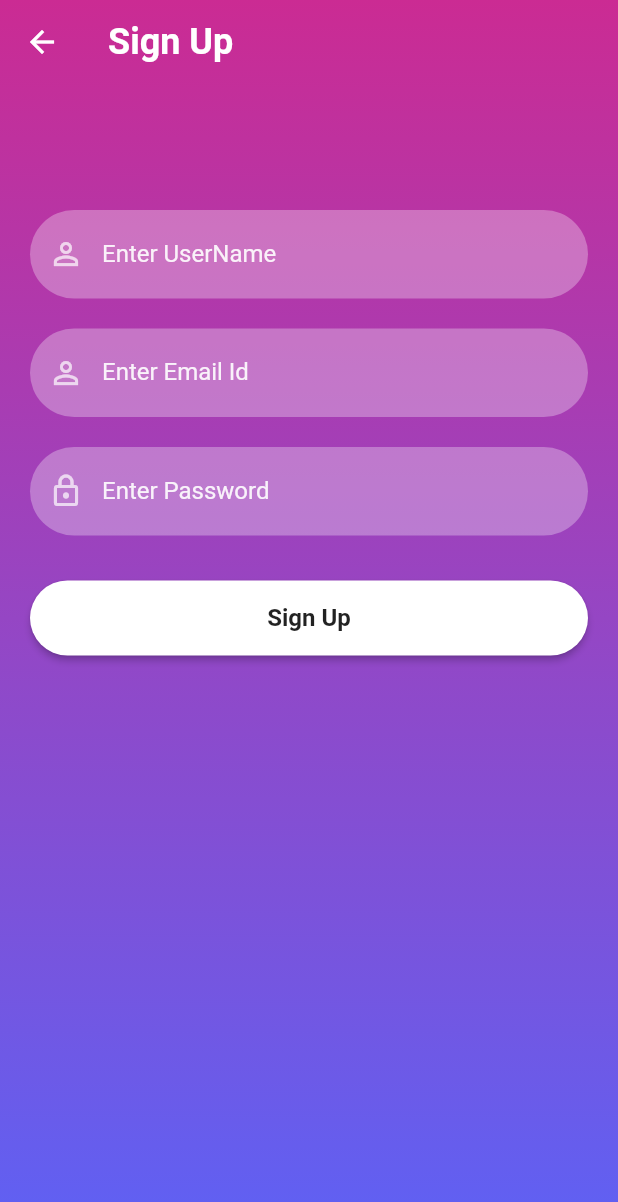
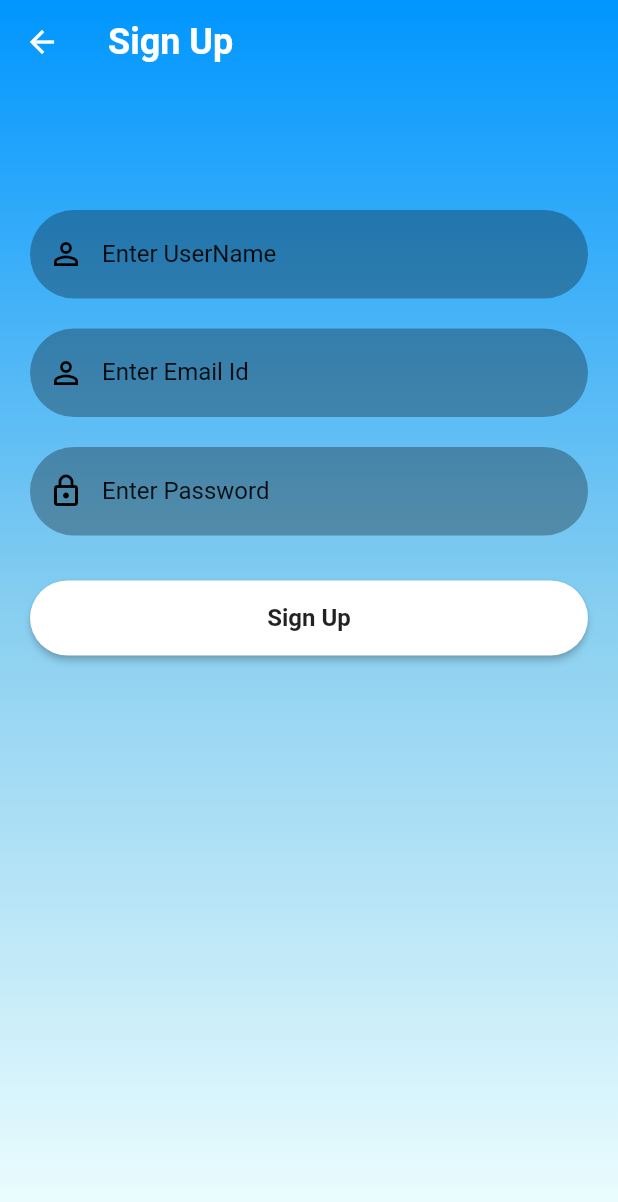
Before and after one commit to shreyash112002/Flutter_App, a Flutter app: the screen it shows after launch, after a tap on "Sign Up", on a phone screen of 412 x 824 dp. Shown: the top 1202 px of the screen. Run offline on Flutter 3.47's test engine with Material 2 defaults, Android fonts, the phone set to English and light mode, and no system bars; our stand-ins replace firebase_auth, firebase_core; accounts and stored records are empty; network calls fail.

```diff
--- a/lib/SigninScreen.dart
+++ b/lib/SigninScreen.dart
@@ -19,7 +19,6 @@ class SigninScreen extends StatefulWidget {
   State<SigninScreen> createState() => _SigninScreenState();
 }
 
-
 class _SigninScreenState extends State<SigninScreen> {
   TextEditingController _passwordTextController = TextEditingController();
   TextEditingController _emailTextController = TextEditingController();
@@ -39,9 +38,9 @@ class _SigninScreenState extends State<SigninScreen> {
         height: MediaQuery.of(context).size.height,
         decoration: BoxDecoration(
             gradient: LinearGradient(colors: [
-          hexStringToColor("CB2B93"),
-          hexStringToColor("9546C4"),
-          hexStringToColor("5E61F4")
+          hexStringToColor("0096FF"),
+          hexStringToColor("89CFF0"),
+          hexStringToColor("F0FFFF")
         ], begin: Alignment.topCenter, end: Alignment.bottomCenter)),
         child: SingleChildScrollView(
           child: Padding(
@@ -84,12 +83,13 @@ class _SigninScreenState extends State<SigninScreen> {
       ),
     );
   }
+
   Row signUpOption() {
     return Row(
       mainAxisAlignment: MainAxisAlignment.center,
       children: [
         const Text("Don't have account?",
-            style: TextStyle(color: Colors.white70)),
+            style: TextStyle(color: Colors.black)),
         GestureDetector(
           onTap: () {
             Navigator.push(context,
@@ -97,7 +97,7 @@ class _SigninScreenState extends State<SigninScreen> {
           },
           child: const Text(
             " Sign Up",
-            style: TextStyle(color: Colors.white, fontWeight: FontWeight.bold),
+            style: TextStyle(color: Colors.black, fontWeight: FontWeight.bold),
           ),
         )
       ],
@@ -112,7 +112,7 @@ class _SigninScreenState extends State<SigninScreen> {
       child: TextButton(
         child: const Text(
           "Forgot Password?",
-          style: TextStyle(color: Colors.white70),
+          style: TextStyle(color: Colors.black),
           textAlign: TextAlign.right,
         ),
         onPressed: () => Navigator.push(
--- a/lib/resetpassword.dart
+++ b/lib/resetpassword.dart
@@ -34,9 +34,9 @@ class _ResetPasswordState extends State<ResetPassword> {
           height: MediaQuery.of(context).size.height,
           decoration: BoxDecoration(
               gradient: LinearGradient(colors: [
-            hexStringToColor("CB2B93"),
-            hexStringToColor("9546C4"),
-            hexStringToColor("5E61F4")
+            hexStringToColor("0096FF"),
+            hexStringToColor("89CFF0"),
+            hexStringToColor("F0FFFF")
           ], begin: Alignment.topCenter, end: Alignment.bottomCenter)),
           child: SingleChildScrollView(
               child: Padding(
--- a/lib/reusable_widgets.dart
+++ b/lib/reusable_widgets.dart
@@ -17,18 +17,18 @@ TextField reusableTextField(String text, IconData icon, bool isPasswordType,
     obscureText: isPasswordType,
     enableSuggestions: !isPasswordType,
     autocorrect: !isPasswordType,
-    cursorColor: Colors.white,
-    style: TextStyle(color: Colors.white.withOpacity(0.9)),
+    cursorColor: Colors.black,
+    style: TextStyle(color: Colors.black.withOpacity(0.9)),
     decoration: InputDecoration(
       prefixIcon: Icon(
         icon,
-        color: Colors.white70,
+        color: Colors.black,
       ),
       labelText: text,
-      labelStyle: TextStyle(color: Colors.white.withOpacity(0.9)),
+      labelStyle: TextStyle(color: Colors.black.withOpacity(0.9)),
       filled: true,
       floatingLabelBehavior: FloatingLabelBehavior.never,
-      fillColor: Colors.white.withOpacity(0.3),
+      fillColor: Colors.black.withOpacity(0.3),
       border: OutlineInputBorder(
           borderRadius: BorderRadius.circular(30.0),
           borderSide: const BorderSide(width: 0, style: BorderStyle.none)),
@@ -66,3 +66,11 @@ Container firebaseUIButton(BuildContext context, String title, Function onTap) {
     ),
   );
 }
+
+hexStringToColor(String hexColor) {
+  hexColor = hexColor.toUpperCase().replaceAll("#", "");
+  if (hexColor.length == 6) {
+    hexColor = "FF" + hexColor;
+  }
+  return Color(int.parse(hexColor, radix: 16));
+}
--- a/lib/signup_screen.dart
+++ b/lib/signup_screen.dart
@@ -36,9 +36,9 @@ class _SignUpScreenState extends State<SignUpScreen> {
           height: MediaQuery.of(context).size.height,
           decoration: BoxDecoration(
               gradient: LinearGradient(colors: [
-            hexStringToColor("CB2B93"),
-            hexStringToColor("9546C4"),
-            hexStringToColor("5E61F4")
+            hexStringToColor("0096FF"),
+            hexStringToColor("89CFF0"),
+            hexStringToColor("F0FFFF")
           ], begin: Alignment.topCenter, end: Alignment.bottomCenter)),
           child: SingleChildScrollView(
               child: Padding(
@@ -70,8 +70,10 @@ class _SignUpScreenState extends State<SignUpScreen> {
                           password: _passwordTextController.text)
                       .then((value) {
                     print("Created New Account");
-                    Navigator.push(context,
-                        MaterialPageRoute(builder: (context) => SigninScreen()));
+                    Navigator.push(
+                        context,
+                        MaterialPageRoute(
+                            builder: (context) => SigninScreen()));
                   }).onError((error, stackTrace) {
                     print("Error ${error.toString()}");
                   });
--- a/lib/splashScreen.dart
+++ b/lib/splashScreen.dart
@@ -29,9 +29,9 @@ class _SplashScreenState extends State<SplashScreen> {
         height: MediaQuery.of(context).size.height,
         decoration: BoxDecoration(
             gradient: LinearGradient(colors: [
-          hexStringToColor("CB2B93"),
-          hexStringToColor("9546C4"),
-          hexStringToColor("5E61F4")
+          hexStringToColor("0096FF"),
+          hexStringToColor("89CFF0"),
+          hexStringToColor("F0FFFF")
         ], begin: Alignment.topCenter, end: Alignment.bottomCenter)),
         child: Column(
           mainAxisAlignment: MainAxisAlignment.center,
--- a/lib/utils/mytheme.dart
+++ b/lib/utils/mytheme.dart
@@ -1,12 +1,4 @@
 import 'package:flutter/material.dart';
-
-hexStringToColor(String hexColor) {
-  hexColor = hexColor.toUpperCase().replaceAll("#", "");
-  if (hexColor.length == 6) {
-    hexColor = "FF" + hexColor;
-  }
-  return Color(int.parse(hexColor, radix: 16));
-}
 
 
 class MyTheme{
```
Also changed, not shown: lib/homescreen.dart (+5 -3 lines), lib/profilepage.dart (+40 -1 lines). Lines whose indentation alone changed are shown as unchanged.
